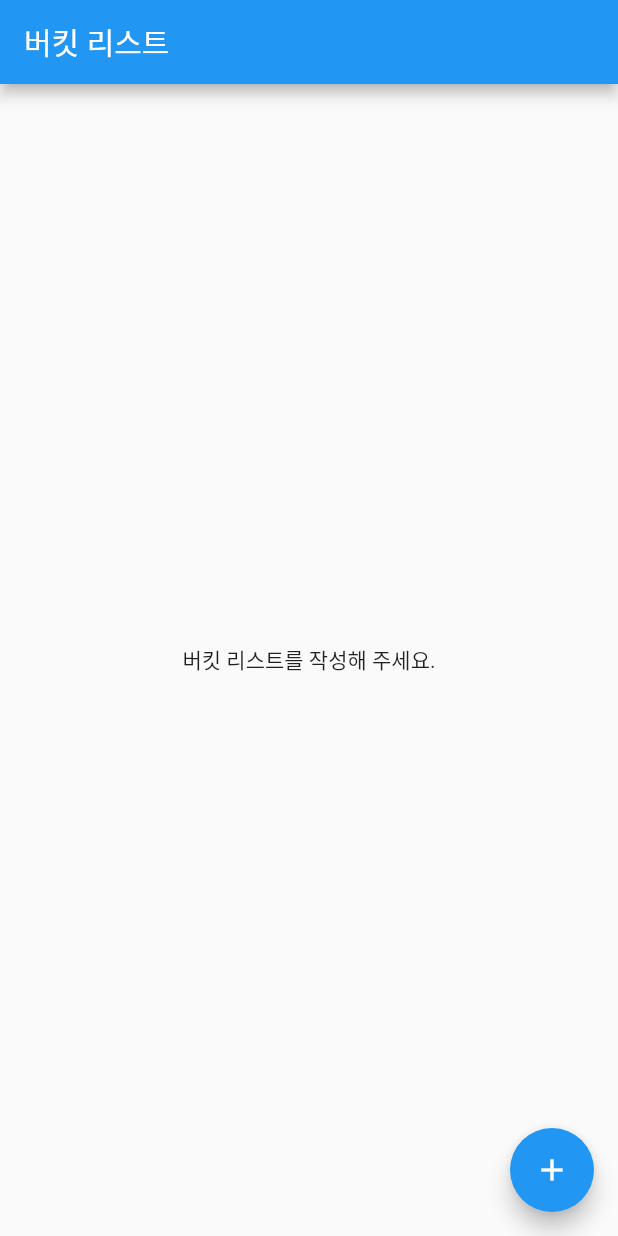
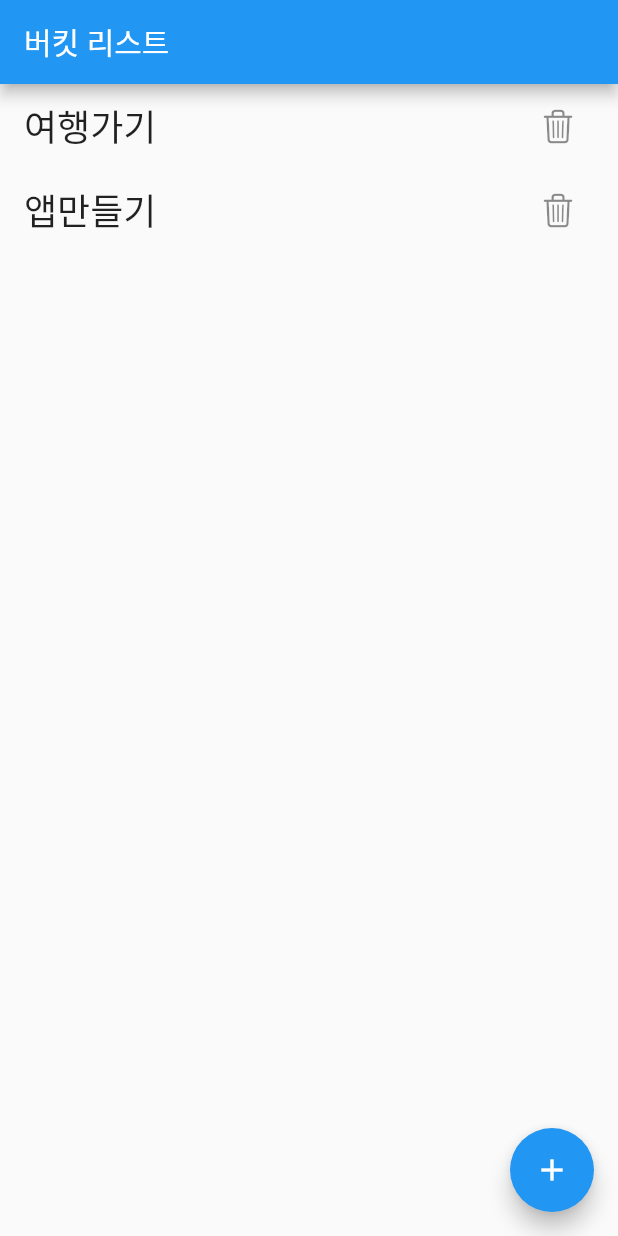
Before and after one commit to do-oni/bucket-list, a Flutter app: the screen it shows after launch, on a phone screen of 412 x 824 dp. Run offline on Flutter 3.47's test engine with Material 2 defaults, Android fonts, the phone set to English and light mode, and no system bars.

Commit message:
Add: 버킷리스트 등록시 홈페이지에도 추가

```diff
--- a/lib/home_page.dart
+++ b/lib/home_page.dart
@@ -1,8 +1,16 @@
 import 'package:bucket_list/create_page.dart';
+import 'package:flutter/cupertino.dart';
 import 'package:flutter/material.dart';
 
-class HomePage extends StatelessWidget {
+class HomePage extends StatefulWidget {
   const HomePage({Key? key}) : super(key: key);
+
+  @override
+  State<HomePage> createState() => _HomePageState();
+}
+
+class _HomePageState extends State<HomePage> {
+	List<String> bucketList = ['여행가기', '앱만들기']; // 전체 버킷리스트 목록
 
   @override
   Widget build(BuildContext context) {
@@ -10,15 +18,48 @@ class HomePage extends StatelessWidget {
       appBar: AppBar(
         title: Text("버킷 리스트"),
       ),
-      body: Center(child: Text("버킷 리스트를 작성해 주세요.")),
+      body: bucketList.isEmpty
+          ? Center(child: Text("버킷 리스트를 작성해 주세요."))
+          : ListView.builder(
+              itemCount: bucketList.length, // bucketList 개수 만큼 보여주기
+              itemBuilder: (context, index) {
+                String bucket = bucketList[index]; // index에 해당하는 bucket 가져오기
+                return ListTile(
+                  // 버킷 리스트 할 일
+                  title: Text(
+                    bucket,
+                    style: TextStyle(
+                      fontSize: 24,
+                    ),
+                  ),
+                  // 삭제 아이콘 버튼
+                  trailing: IconButton(
+                    icon: Icon(CupertinoIcons.delete),
+                    onPressed: () {
+                      // 삭제 버튼 클릭시
+                      print('$bucket : 삭제하기');
+                    },
+                  ),
+                  onTap: () {
+                    // 아이템 클릭시
+                    print('$bucket : 클릭 됨');
+                  },
+                );
+              },
+            ),
       floatingActionButton: FloatingActionButton(
         child: Icon(Icons.add),
-        onPressed: () {
+        onPressed: () async {
           // + 버튼 클릭시 버킷 생성 페이지로 이동
-          Navigator.push(
+          String? job = await Navigator.push(
             context,
             MaterialPageRoute(builder: (_) => CreatePage()),
           );
+          if (job != null) {
+            setState(() {
+              bucketList.add(job); // 버킷 리스트에 추가
+            });
+          }
         },
       ),
     );
```
Also changed, not shown: lib/create_page.dart (+25 -2 lines), pubspec.lock.
